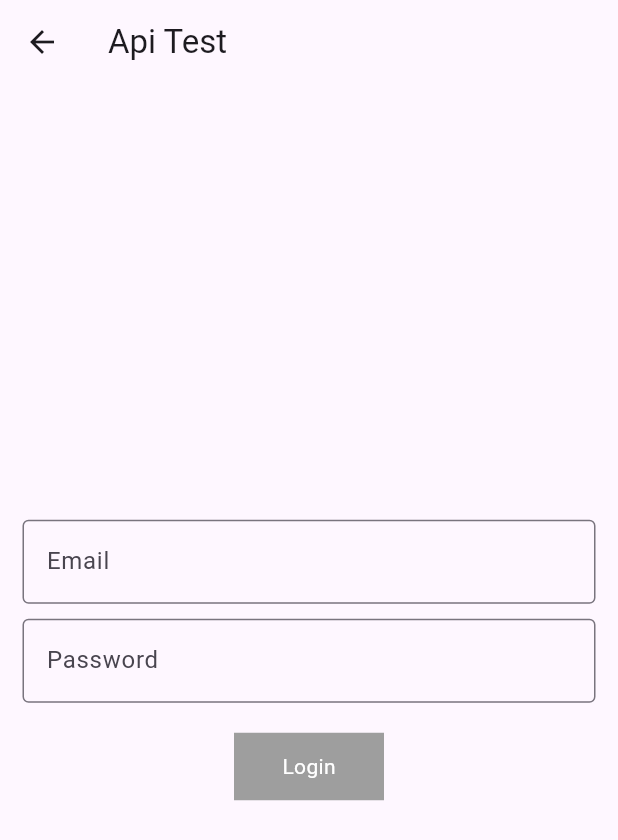
After one commit to Nurujjaman329/ecommerce_demo-getx-, a Flutter app: the ApiTest screen opened by its route, on a phone screen of 412 x 824 dp. The commit adds this screen. Shown: the top 840 px of the screen. Run offline on Flutter 3.47's test engine with Material 3 defaults, Android fonts, the phone set to English and light mode, and no system bars; our stand-ins replace get, image_picker.

Commit message:
api test with getx

```diff
--- a/ecommerce_demo_getx/lib/main.dart
+++ b/ecommerce_demo_getx/lib/main.dart
@@ -2,6 +2,7 @@ import 'package:ecommerce_demo_getx/tech_brothers/slider_test/opacity_slider_tes
 import 'package:flutter/material.dart';
 import 'package:get/get.dart';
 
+import 'tech_brothers/api_get_put_delete/api_get_put_delete.dart';
 import 'tech_brothers/counter_test/counter_screen.dart';
 import 'tech_brothers/favourite_app/favourite_test.dart';
 import 'tech_brothers/home_screen_test.dart';
@@ -66,6 +67,10 @@ class MyApp extends StatelessWidget {
           name: '/imagepickerScreen',
           page: () => const ImagePickerTest(),
         ),
+        GetPage(
+          name: '/apitestScreen',
+          page: () => const ApiTest(),
+        ),
       ],
     );
   }
--- /dev/null
+++ b/ecommerce_demo_getx/lib/tech_brothers/api_get_put_delete/api_get_put_delete.dart
@@ -0,0 +1,75 @@
+import 'package:ecommerce_demo_getx/tech_brothers/api_get_put_delete/api_test_controller.dart';
+import 'package:flutter/material.dart';
+import 'package:get/get.dart';
+
+class ApiTest extends StatefulWidget {
+  const ApiTest({super.key});
+
+  @override
+  State<ApiTest> createState() => _ApiTestState();
+}
+
+class _ApiTestState extends State<ApiTest> {
+  ApiTestController controller = Get.put(ApiTestController());
+  @override
+  Widget build(BuildContext context) {
+    return Scaffold(
+      appBar: AppBar(
+        title: Text("Api Test"),
+      ),
+      body: Padding(
+        padding: const EdgeInsets.all(15.0),
+        child: Column(
+          mainAxisAlignment: MainAxisAlignment.center,
+          crossAxisAlignment: CrossAxisAlignment.center,
+          children: [
+            TextFormField(
+              controller: controller.emailController,
+              decoration: InputDecoration(
+                hintText: 'Email',
+                border: OutlineInputBorder(),
+              ),
+            ),
+            SizedBox(
+              height: 10.0,
+            ),
+            TextFormField(
+              controller: controller.passController,
+              decoration: InputDecoration(
+                hintText: 'Password',
+                border: OutlineInputBorder(),
+              ),
+            ),
+            SizedBox(
+              height: 20.0,
+            ),
+            Obx(() {
+              return InkWell(
+                onTap: () {
+                  controller.loginApi();
+                },
+                child: controller.loading.value
+                    ? CircularProgressIndicator()
+                    : Container(
+                        height: 45.0,
+                        width: 100.0,
+                        decoration: BoxDecoration(
+                          color: Colors.grey,
+                        ),
+                        child: Center(
+                          child: Text(
+                            "Login",
+                            style: TextStyle(
+                              color: Colors.white,
+                            ),
+                          ),
+                        ),
+                      ),
+              );
+            })
+          ],
+        ),
+      ),
+    );
+  }
+}
--- /dev/null
+++ b/ecommerce_demo_getx/lib/tech_brothers/api_get_put_delete/api_test_controller.dart
@@ -0,0 +1,41 @@
+import 'dart:convert';
+
+import 'package:flutter/material.dart';
+import 'package:get/get.dart';
+import 'package:http/http.dart';
+
+class ApiTestController extends GetxController {
+  final emailController = TextEditingController();
+  final passController = TextEditingController();
+
+  RxBool loading = false.obs;
+
+  void loginApi() async {
+    loading.value = true;
+    try {
+      final response = await post(
+        Uri.parse('https://reqres.in/api/login'),
+        body: {
+          'email': emailController.value.text,
+          'password': passController.value.text,
+        },
+      );
+      var data = jsonDecode(response.body);
+      print(response.statusCode);
+      print(data);
+
+      if (response.statusCode == 200) {
+        loading.value = false;
+        Get.snackbar('Login Successful', 'Successful');
+      } else {
+        loading.value = false;
+
+        Get.snackbar('Login Failed', data['error']);
+      }
+    } catch (e) {
+      loading.value = false;
+
+      Get.snackbar('Exception', e.toString());
+    }
+  }
+}
--- a/ecommerce_demo_getx/lib/tech_brothers/home_screen_test.dart
+++ b/ecommerce_demo_getx/lib/tech_brothers/home_screen_test.dart
@@ -73,6 +73,13 @@ class _HomeScreenGetState extends State<HomeScreenGet> {
               title: Text('Image-Picker Screen'),
               onTap: () {
                 Get.toNamed('/imagepickerScreen');
+              },
+            ),
+            ListTile(
+              leading: Icon(Icons.api),
+              title: Text('Api Test'),
+              onTap: () {
+                Get.toNamed('/apitestScreen');
               },
             ),
           ],
--- a/ecommerce_demo_getx/pubspec.yaml
+++ b/ecommerce_demo_getx/pubspec.yaml
@@ -38,6 +38,7 @@ dependencies:
 
   get: ^4.6.6
   image_picker: ^1.0.7
+  http: ^1.1.0
 
 dev_dependencies:
   flutter_test:
```
Also changed, not shown: ecommerce_demo_getx/pubspec.lock.
